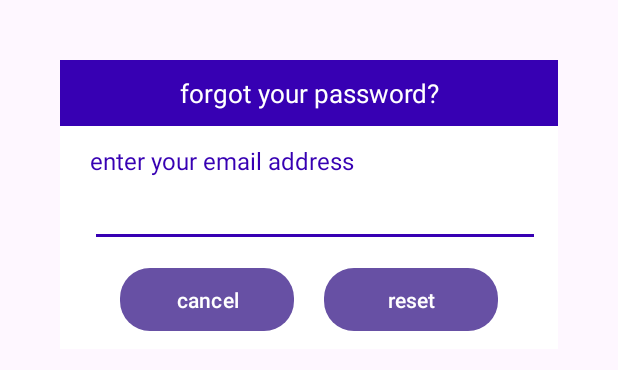
After one commit to Ayalaav/safe_keep, an Android app: the layout dialog_forgot.xml on its own in the app's theme, with its tools: preview values and no code run, on a phone screen of 412 x 824 dp. The commit adds this screen. Shown: the top 370 px of the screen. Run offline under Robolectric (Android 15) with nearby library versions, the phone set to English and light mode, and no system bars.

Commit message:
Login & Register - Ayala

```diff
--- a/app/src/main/java/com/safe_keep/app/Login.java
+++ b/app/src/main/java/com/safe_keep/app/Login.java
@@ -1,16 +1,20 @@
 package com.safe_keep.app;
 
 import android.content.Intent;
+import android.graphics.drawable.ColorDrawable;
 import android.os.Bundle;
 import android.text.TextUtils;
+import android.util.Patterns;
 import android.view.View;
 import android.widget.Button;
+import android.widget.EditText;
 import android.widget.ProgressBar;
 import android.widget.TextView;
 import android.widget.Toast;
 
 import androidx.activity.EdgeToEdge;
 import androidx.annotation.NonNull;
+import androidx.appcompat.app.AlertDialog;
 import androidx.appcompat.app.AppCompatActivity;
 import androidx.core.graphics.Insets;
 import androidx.core.view.ViewCompat;
@@ -30,6 +34,8 @@ public class Login extends AppCompatActivity {
     FirebaseAuth mAuth;
     ProgressBar progressBar;
     TextView textView;
+    TextView forgotPassword;
+
 
     @Override
     public void onStart() {
@@ -53,6 +59,8 @@ public class Login extends AppCompatActivity {
         buttonLogin = findViewById(R.id.btn_login);
         progressBar = findViewById(R.id.progressBar);
         textView = findViewById(R.id.registerNow);
+        forgotPassword = findViewById(R.id.forgotPassword);
+
         textView.setOnClickListener(new View.OnClickListener() {
             @Override
             public void onClick(View view) {
@@ -99,5 +107,47 @@ public class Login extends AppCompatActivity {
 
             }
         });
+
+        forgotPassword.setOnClickListener(new View.OnClickListener() {
+            @Override
+            public void onClick(View view) {
+                AlertDialog.Builder builder = new AlertDialog.Builder(Login.this);
+                View dialogView = getLayoutInflater().inflate(R.layout.dialog_forgot, null);
+                EditText emailBox = dialogView.findViewById(R.id.emailBox);
+                builder.setView(dialogView);
+                AlertDialog dialog = builder.create();
+                dialogView.findViewById(R.id.btnReset).setOnClickListener(new View.OnClickListener() {
+                    @Override
+                    public void onClick(View view) {
+                        String userEmail = emailBox.getText().toString();
+                        if (TextUtils.isEmpty(userEmail) || !Patterns.EMAIL_ADDRESS.matcher(userEmail).matches()){
+                            Toast.makeText(Login.this, "Enter your registered email id", Toast.LENGTH_SHORT).show();
+                            return;
+                        }
+                        mAuth.sendPasswordResetEmail(userEmail).addOnCompleteListener(new OnCompleteListener<Void>() {
+                            @Override
+                            public void onComplete(@NonNull Task<Void> task) {
+                                if (task.isSuccessful()){
+                                    Toast.makeText(Login.this, "Check your email", Toast.LENGTH_SHORT).show();
+                                    dialog.dismiss();
+                                } else {
+                                    Toast.makeText(Login.this, "Unable to send, failed", Toast.LENGTH_SHORT).show();
+                                }
+                            }
+                        });
+                    }
+                });
+                dialogView.findViewById(R.id.btnCancel).setOnClickListener(new View.OnClickListener() {
+                    @Override
+                    public void onClick(View view) {
+                        dialog.dismiss();
+                    }
+                });
+                if (dialog.getWindow() != null){
+                    dialog.getWindow().setBackgroundDrawable(new ColorDrawable(0));
+                }
+                dialog.show();
+            }
+        });
     }
 }
--- a/app/src/main/res/layout/activity_login.xml
+++ b/app/src/main/res/layout/activity_login.xml
@@ -63,6 +63,7 @@
 
 
     <TextView
+        android:id="@+id/forgotPassword"
         android:layout_width="match_parent"
         android:layout_height="wrap_content"
         android:layout_marginTop="2dp"
--- /dev/null
+++ b/app/src/main/res/layout/dialog_forgot.xml
@@ -0,0 +1,93 @@
+<?xml version="1.0" encoding="utf-8"?>
+<androidx.constraintlayout.widget.ConstraintLayout
+    xmlns:android="http://schemas.android.com/apk/res/android"
+    android:layout_margin="20dp"
+    android:padding="20dp"
+    android:id="@+id/dialogForgot"
+    xmlns:app="http://schemas.android.com/apk/res-auto"
+    android:layout_width="match_parent"
+    android:layout_height="match_parent">
+
+    <androidx.constraintlayout.widget.ConstraintLayout
+        android:layout_width="match_parent"
+        android:layout_height="wrap_content"
+        android:id="@+id/dialogBox"
+        app:layout_constraintTop_toTopOf="parent"
+        android:background="@color/white">
+
+        <TextView
+            android:layout_width="match_parent"
+            android:layout_height="wrap_content"
+            android:id="@+id/forgotTitle"
+            android:text="@string/forgot_your_password"
+            android:padding="10dp"
+            android:textSize="17sp"
+            android:background="@color/purple_700"
+            android:textColor="@color/white"
+            android:drawablePadding="8dp"
+            android:gravity="center"
+            app:layout_constraintTop_toTopOf="parent"/>
+
+        <TextView
+            android:layout_width="match_parent"
+            android:layout_height="wrap_content"
+            android:id="@+id/desc"
+            android:text="@string/enter_your_email_address"
+            android:layout_marginStart="20dp"
+            android:layout_marginEnd="20dp"
+            android:layout_marginTop="8dp"
+            android:textSize="16sp"
+            android:textColor="@color/purple_700"
+            app:layout_constraintTop_toBottomOf="@id/forgotTitle"
+            app:layout_constraintBottom_toTopOf="@id/emailBox"/>
+
+        <EditText
+            android:layout_width="300dp"
+            android:layout_height="wrap_content"
+            android:id="@+id/emailBox"
+            android:textColor="@color/purple_700"
+            android:textSize="16sp"
+            android:layout_marginStart="20dp"
+            android:layout_marginBottom="30dp"
+            android:maxLines="1"
+            android:backgroundTint="@color/purple_700"
+            app:layout_constraintStart_toStartOf="parent"
+            app:layout_constraintBottom_toBottomOf="parent"
+            app:layout_constraintTop_toBottomOf="@id/forgotTitle"/>
+
+        <Button
+            android:layout_width="0dp"
+            android:layout_height="50dp"
+            android:id="@+id/btnCancel"
+            android:layout_marginStart="40dp"
+            android:layout_marginEnd="10dp"
+            android:text="@string/cancel"
+            android:textColor="@color/white"
+            android:textSize="14sp"
+            app:cornerRadius = "20dp"
+            android:layout_marginBottom="8dp"
+            android:layout_marginTop="10dp"
+            app:layout_constraintStart_toStartOf="parent"
+            app:layout_constraintTop_toBottomOf="@id/emailBox"
+            app:layout_constraintBottom_toBottomOf="@id/dialogBox"
+            app:layout_constraintEnd_toStartOf="@id/btnReset"/>
+
+        <Button
+            android:layout_width="0dp"
+            android:layout_height="50dp"
+            android:id="@+id/btnReset"
+            android:text="@string/reset"
+            android:layout_marginStart="10dp"
+            android:layout_marginBottom="8dp"
+            android:layout_marginTop="10dp"
+            android:layout_marginEnd="40dp"
+            android:textColor="@color/white"
+            android:textSize="14sp"
+            app:cornerRadius = "20dp"
+            app:layout_constraintEnd_toEndOf="parent"
+            app:layout_constraintBottom_toBottomOf="@id/dialogBox"
+            app:layout_constraintStart_toEndOf="@id/btnCancel"/>
+
+    </androidx.constraintlayout.widget.ConstraintLayout>
+
+</androidx.constraintlayout.widget.ConstraintLayout>
--- a/app/src/main/res/values/strings.xml
+++ b/app/src/main/res/values/strings.xml
@@ -12,4 +12,7 @@
     <string name="already_have_a_user">Already have a user?</string>
     <string name="Dont_have_a_user_yet">Don\'t have a user yet?</string>
     <string name="forgot_your_password">forgot your password?</string>
+    <string name="enter_your_email_address">enter your email address</string>
+    <string name="cancel">cancel</string>
+    <string name="reset">reset</string>
 </resources>
```
